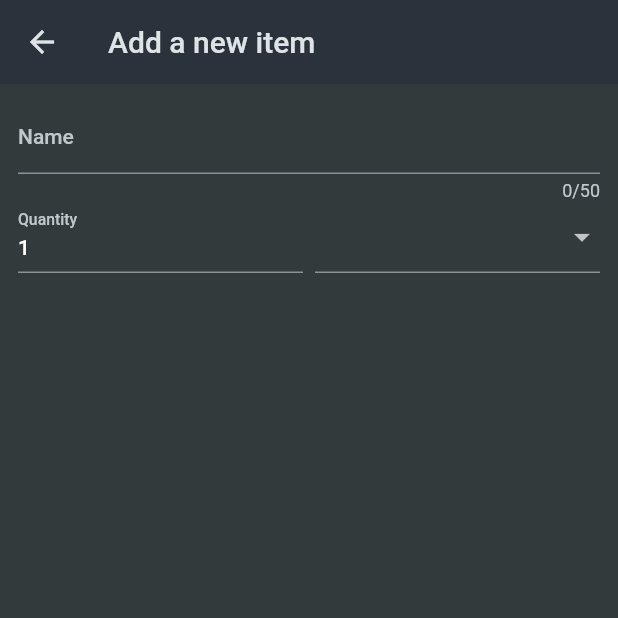
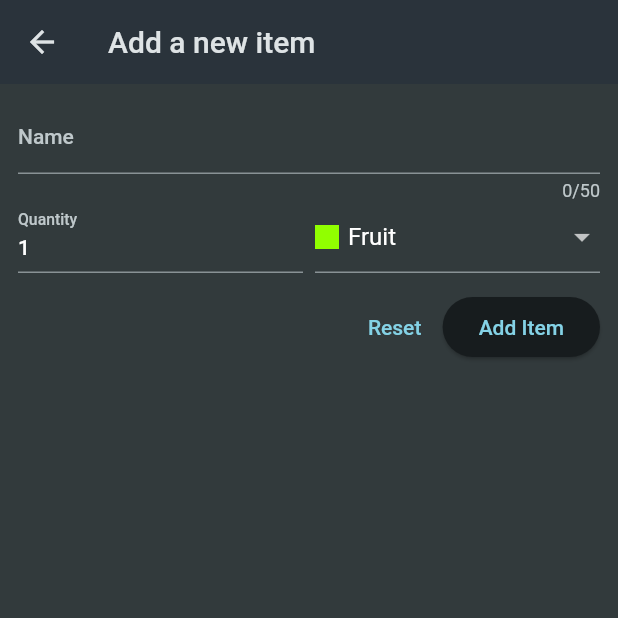
Before and after one commit to BerkayGulen/Flutter-Form-Demo-App, a Flutter app: the screen it shows after launch, after a tap on the "add" icon, on a phone screen of 412 x 824 dp, the top half of it. Run offline on Flutter 3.47's test engine with Material 2 defaults, Android fonts, the phone set to English and light mode, and no system bars.

Commit message:
shopping list first part finished

```diff
--- a/lib/main.dart
+++ b/lib/main.dart
@@ -12,6 +12,7 @@
   @override
   Widget build(BuildContext context) {
     return MaterialApp(
+      debugShowCheckedModeBanner: false,
       title: 'Flutter Groceries',
       theme: ThemeData.dark().copyWith(
         useMaterial3: true,
--- a/lib/pages/home_page.dart
+++ b/lib/pages/home_page.dart
@@ -1,6 +1,8 @@
 import 'package:flutter/material.dart';
 import 'package:flutter_form_demo/widgets/grocery_list.dart';
 import 'package:flutter_form_demo/widgets/new_item.dart';
+
+import '../model/grocery_item.dart';
 
 class HomePage extends StatefulWidget {
   const HomePage({super.key});
@@ -10,19 +12,51 @@
 }
 
 class _HomePageState extends State<HomePage> {
-  void _addItem() {
-    Navigator.push(
+  final List<GroceryItem> _groceryItems = [];
+
+  void _addItem() async {
+    final newItem = await Navigator.push<GroceryItem>(
         context, MaterialPageRoute(builder: (ctx) => const NewItem()));
+    if (newItem == null) {
+      return;
+    }
+    setState(() {
+      _groceryItems.add(newItem);
+    });
+  }
+
+  void _removeItem(GroceryItem item){
+    int index = _groceryItems.indexOf(item);
+    setState(() {
+      _groceryItems.remove(item);
+    });
+    ScaffoldMessenger.of(context).clearSnackBars();
+    ScaffoldMessenger.of(context).showSnackBar(SnackBar(
+      duration: const Duration(seconds: 3),
+      content: const Text("Grocery Removed"),
+      action: SnackBarAction(
+        label: 'undo',
+        onPressed: () {
+          setState(() {
+            _groceryItems.insert(index, item);
+          });
+        },
+      ),
+    ));
   }
 
   @override
   Widget build(BuildContext context) {
+    Widget content = const Center(child: Text("no items added yet"));
+    if(_groceryItems.isNotEmpty){
+      content = GroceryList(_groceryItems,_removeItem);
+    }
     return Scaffold(
       appBar: AppBar(
         title: Text('Your Groceries'),
         actions: [IconButton(onPressed: _addItem, icon: Icon(Icons.add))],
       ),
-      body: const GroceryList(),
+      body: content
     );
   }
 }
--- a/lib/widgets/grocery_list.dart
+++ b/lib/widgets/grocery_list.dart
@@ -1,22 +1,32 @@
 import 'package:flutter/material.dart';
-import 'package:flutter_form_demo/data/dummy_items.dart';
+
+import '../model/grocery_item.dart';
 
 class GroceryList extends StatelessWidget {
-  const GroceryList({super.key});
+  const GroceryList(this._groceryItems,this._removeItem,{super.key});
+
+  final List<GroceryItem> _groceryItems;
+  final Function(GroceryItem groceryItem) _removeItem;
 
   @override
   Widget build(BuildContext context) {
     return ListView.builder(
-      itemCount: groceryItems.length,
-      itemBuilder: (ctx, index) => ListTile(
-        title: Text(groceryItems[index].name),
-        leading: Container(
-          width: 25,
-          height: 25,
-          color: groceryItems[index].category.color,
+      itemCount: _groceryItems.length,
+      itemBuilder: (ctx, index) => Dismissible(
+        key: ValueKey(_groceryItems[index].id),
+        onDismissed: (direction){
+          _removeItem(_groceryItems[index]);
+        },
+        child: ListTile(
+          title: Text(_groceryItems[index].name),
+          leading: Container(
+            width: 25,
+            height: 25,
+            color: _groceryItems[index].category.color,
+          ),
+          trailing:Text( _groceryItems[index].quantity.toString()),
+
         ),
-        trailing:Text( groceryItems[index].quantity.toString()),
-
       ),
     );
   }
--- a/lib/widgets/new_item.dart
+++ b/lib/widgets/new_item.dart
@@ -1,5 +1,6 @@
 import 'package:flutter/material.dart';
 import 'package:flutter_form_demo/data/categories.dart';
+import 'package:flutter_form_demo/model/grocery_item.dart';
 
 import '../model/category.dart';
 
@@ -30,6 +31,23 @@
     }).toList();
   }
 
+  final _formKey = GlobalKey<FormState>();
+  String _enteredName = "";
+  int _enteredQuantity = 0;
+  Category _selectedCategory = categories[Categories.fruit]!;
+
+  void _saveItem() {
+    var validate = _formKey.currentState!.validate();
+    if (validate) {
+      _formKey.currentState!.save();
+      Navigator.of(context).pop(GroceryItem(
+          id: DateTime.now().toString(),
+          name: _enteredName,
+          quantity: _enteredQuantity,
+          category: _selectedCategory));
+    }
+  }
+
   @override
   Widget build(BuildContext context) {
     return Scaffold(
@@ -39,6 +57,7 @@
       body: Padding(
         padding: const EdgeInsets.all(12.0),
         child: Form(
+          key: _formKey,
           child: Column(
             children: [
               TextFormField(
@@ -47,10 +66,19 @@
                   label: Text('Name'),
                 ),
                 validator: (value) {
-                  return 'test...';
+                  if (value == null ||
+                      value.isEmpty ||
+                      value.trim().length <= 1 ||
+                      value.trim().length > 50) {
+                    return 'must be between 1 and 50 characters';
+                  }
+                },
+                onSaved: (value) {
+                  _enteredName = value!;
                 },
               ),
               Row(
+                crossAxisAlignment: CrossAxisAlignment.end,
                 children: [
                   Expanded(
                     child: TextFormField(
@@ -58,15 +86,47 @@
                         label: Text('Quantity'),
                       ),
                       initialValue: '1',
+                      keyboardType: TextInputType.number,
+                      validator: (value) {
+                        if (value == null ||
+                            value.isEmpty ||
+                            int.tryParse(value) == null ||
+                            int.tryParse(value)! <= 0) {
+                          return 'must be a valid number';
+                        }
+                      },
+                      onSaved: (value) {
+                        _enteredQuantity = int.tryParse(value!)!;
+                      },
                     ),
                   ),
                   const SizedBox(width: 8),
                   Expanded(
                     child: DropdownButtonFormField(
-                        items: _buildDropdownItems(), onChanged: (value) {}),
+                        value: _selectedCategory,
+                        items: _buildDropdownItems(),
+                        onChanged: (value) {
+                          setState(() {
+                            _selectedCategory = value!;
+                          });
+                        }),
                   ),
                 ],
               ),
+              const SizedBox(
+                height: 12,
+              ),
+              Row(
+                mainAxisAlignment: MainAxisAlignment.end,
+                children: [
+                  TextButton(
+                      onPressed: () {
+                        _formKey.currentState!.reset();
+                      },
+                      child: Text("Reset")),
+                  ElevatedButton(onPressed: _saveItem, child: Text("Add Item")),
+                ],
+              )
             ],
           ),
         ),
```
